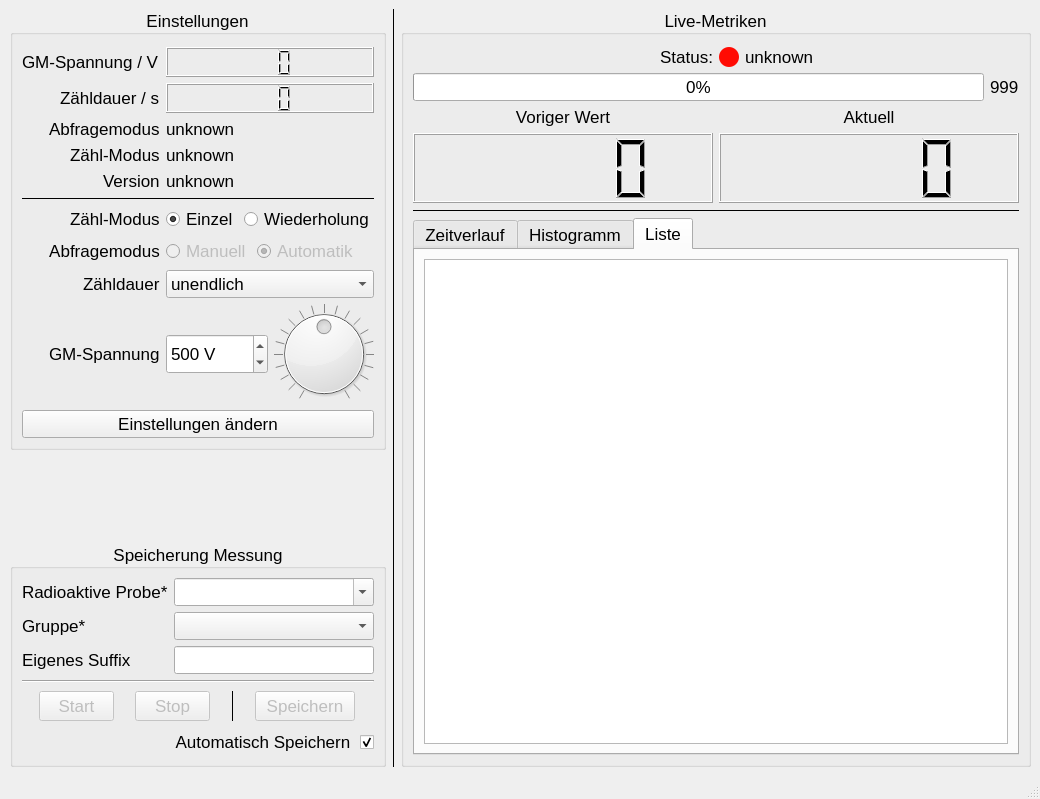
Old version of the form pyqt/mainwindow.ui in the repository cckssr/gyroscope-ui.
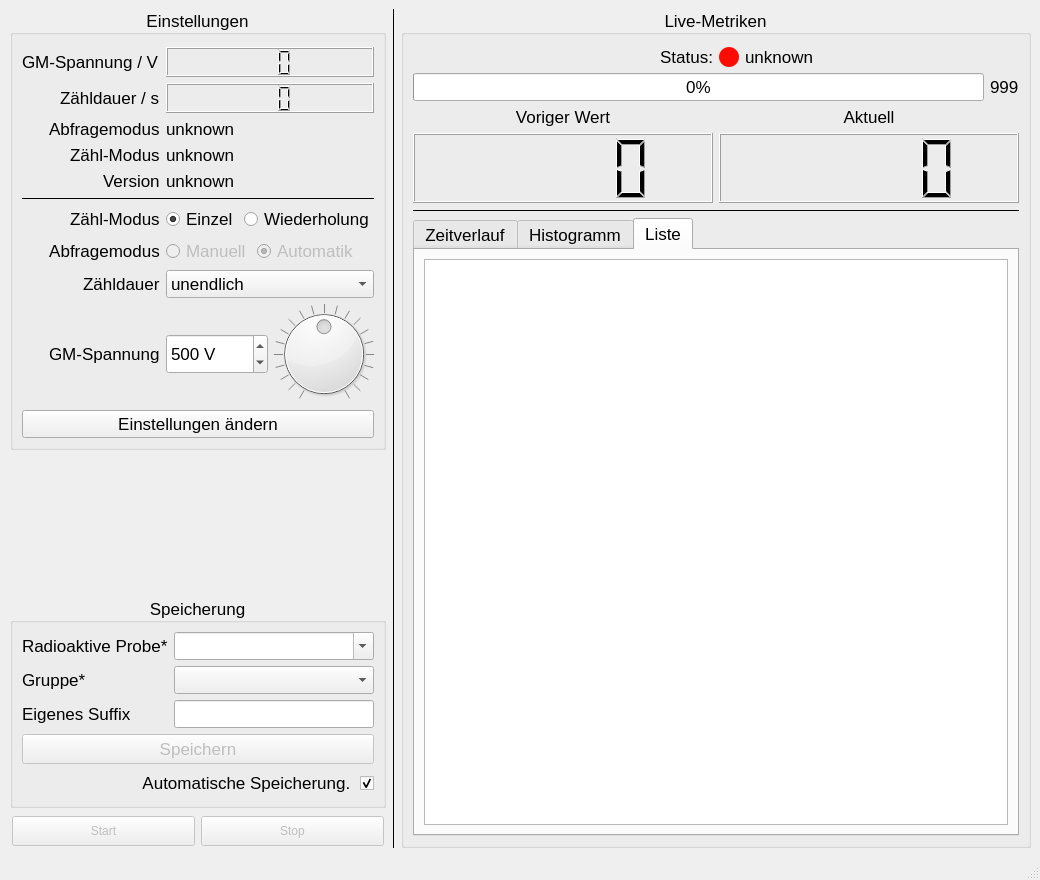
New version of the form. The open tabs and pages were chosen to show the change.

Commit message: chore: Update configuration and UI components

```diff
--- a/pyqt/mainwindow.ui
+++ b/pyqt/mainwindow.ui
@@ -6,8 +6,8 @@
    <rect>
     <x>0</x>
     <y>0</y>
-    <width>1018</width>
-    <height>799</height>
+    <width>1020</width>
+    <height>880</height>
    </rect>
   </property>
   <property name="windowTitle">
@@ -29,6 +29,9 @@
       <property name="leftMargin">
        <number>0</number>
       </property>
+      <property name="bottomMargin">
+       <number>0</number>
+      </property>
       <item>
        <widget class="QGroupBox" name="settings">
         <property name="sizePolicy">
@@ -635,7 +638,7 @@
          </font>
         </property>
         <property name="title">
-         <string>Speicherung Messung</string>
+         <string>Speicherung</string>
         </property>
         <property name="alignment">
          <set>Qt::AlignmentFlag::AlignCenter</set>
@@ -971,91 +974,16 @@
           </layout>
          </item>
          <item>
-          <widget class="Line" name="line_5">
-           <property name="orientation">
-            <enum>Qt::Orientation::Horizontal</enum>
-           </property>
-          </widget>
-         </item>
-         <item>
-          <layout class="QHBoxLayout" name="horizontalLayout">
-           <property name="leftMargin">
-            <number>2</number>
-           </property>
-           <property name="topMargin">
-            <number>2</number>
-           </property>
-           <property name="rightMargin">
-            <number>2</number>
-           </property>
-           <property name="bottomMargin">
-            <number>2</number>
-           </property>
-           <item>
-            <widget class="QPushButton" name="buttonStart">
-             <property name="enabled">
-              <bool>false</bool>
-             </property>
-             <property name="minimumSize">
-              <size>
-               <width>75</width>
-               <height>30</height>
-              </size>
-             </property>
-             <property name="maximumSize">
-              <size>
-               <width>75</width>
-               <height>40</height>
-              </size>
-             </property>
-             <property name="toolTip">
-              <string>Start der Messung</string>
-             </property>
-             <property name="text">
-              <string>Start</string>
-             </property>
-            </widget>
-           </item>
-           <item>
-            <widget class="QPushButton" name="buttonStop">
-             <property name="enabled">
-              <bool>false</bool>
-             </property>
-             <property name="minimumSize">
-              <size>
-               <width>75</width>
-               <height>30</height>
-              </size>
-             </property>
-             <property name="maximumSize">
-              <size>
-               <width>75</width>
-               <height>40</height>
-              </size>
-             </property>
-             <property name="toolTip">
-              <string>Aktuelle Messung stoppen</string>
-             </property>
-             <property name="text">
-              <string>Stop</string>
-             </property>
-            </widget>
-           </item>
-           <item>
-            <widget class="Line" name="line_4">
-             <property name="frameShadow">
-              <enum>QFrame::Shadow::Plain</enum>
-             </property>
-             <property name="orientation">
-              <enum>Qt::Orientation::Vertical</enum>
-             </property>
-            </widget>
-           </item>
-           <item>
             <widget class="QPushButton" name="buttonSave">
              <property name="enabled">
               <bool>false</bool>
              </property>
+           <property name="sizePolicy">
+            <sizepolicy hsizetype="Minimum" vsizetype="Fixed">
+             <horstretch>0</horstretch>
+             <verstretch>0</verstretch>
+            </sizepolicy>
+           </property>
              <property name="minimumSize">
               <size>
                <width>100</width>
@@ -1064,7 +992,7 @@
              </property>
              <property name="maximumSize">
               <size>
-               <width>75</width>
+             <width>1000</width>
                <height>40</height>
               </size>
              </property>
@@ -1076,10 +1004,22 @@
              </property>
             </widget>
            </item>
-          </layout>
-         </item>
+         <item>
+          <layout class="QHBoxLayout" name="horizontalLayout_5">
+           <property name="rightMargin">
+            <number>0</number>
+           </property>
+           <property name="bottomMargin">
+            <number>0</number>
+           </property>
          <item>
           <widget class="QCheckBox" name="autoSave">
+             <property name="sizePolicy">
+              <sizepolicy hsizetype="Minimum" vsizetype="Minimum">
+               <horstretch>0</horstretch>
+               <verstretch>0</verstretch>
+              </sizepolicy>
+             </property>
            <property name="maximumSize">
             <size>
              <width>850</width>
@@ -1093,7 +1033,7 @@
             <enum>Qt::LayoutDirection::RightToLeft</enum>
            </property>
            <property name="text">
-            <string>Automatisch Speichern </string>
+              <string>Automatische Speicherung. </string>
            </property>
            <property name="checked">
             <bool>true</bool>
@@ -1104,8 +1044,76 @@
           </widget>
          </item>
         </layout>
+         </item>
+        </layout>
        </widget>
       </item>
+      <item>
+       <layout class="QHBoxLayout" name="horizontalLayout">
+        <property name="leftMargin">
+         <number>2</number>
+        </property>
+        <property name="topMargin">
+         <number>2</number>
+        </property>
+        <property name="rightMargin">
+         <number>2</number>
+        </property>
+        <property name="bottomMargin">
+         <number>2</number>
+        </property>
+        <item>
+         <widget class="QPushButton" name="buttonStart">
+          <property name="enabled">
+           <bool>false</bool>
+          </property>
+          <property name="minimumSize">
+           <size>
+            <width>75</width>
+            <height>30</height>
+           </size>
+          </property>
+          <property name="maximumSize">
+           <size>
+            <width>500</width>
+            <height>40</height>
+           </size>
+          </property>
+          <property name="toolTip">
+           <string>Start der Messung</string>
+          </property>
+          <property name="text">
+           <string>Start</string>
+          </property>
+         </widget>
+        </item>
+        <item>
+         <widget class="QPushButton" name="buttonStop">
+          <property name="enabled">
+           <bool>false</bool>
+          </property>
+          <property name="minimumSize">
+           <size>
+            <width>75</width>
+            <height>30</height>
+           </size>
+          </property>
+          <property name="maximumSize">
+           <size>
+            <width>500</width>
+            <height>40</height>
+           </size>
+          </property>
+          <property name="toolTip">
+           <string>Aktuelle Messung stoppen</string>
+          </property>
+          <property name="text">
+           <string>Stop</string>
+          </property>
+         </widget>
+        </item>
+       </layout>
+      </item>
      </layout>
     </item>
     <item>
```
Left out of the diff: 4 changed lines with no effect on the pictures. Lines whose indentation alone changed are shown as unchanged. The commit also changes 5 other files.
